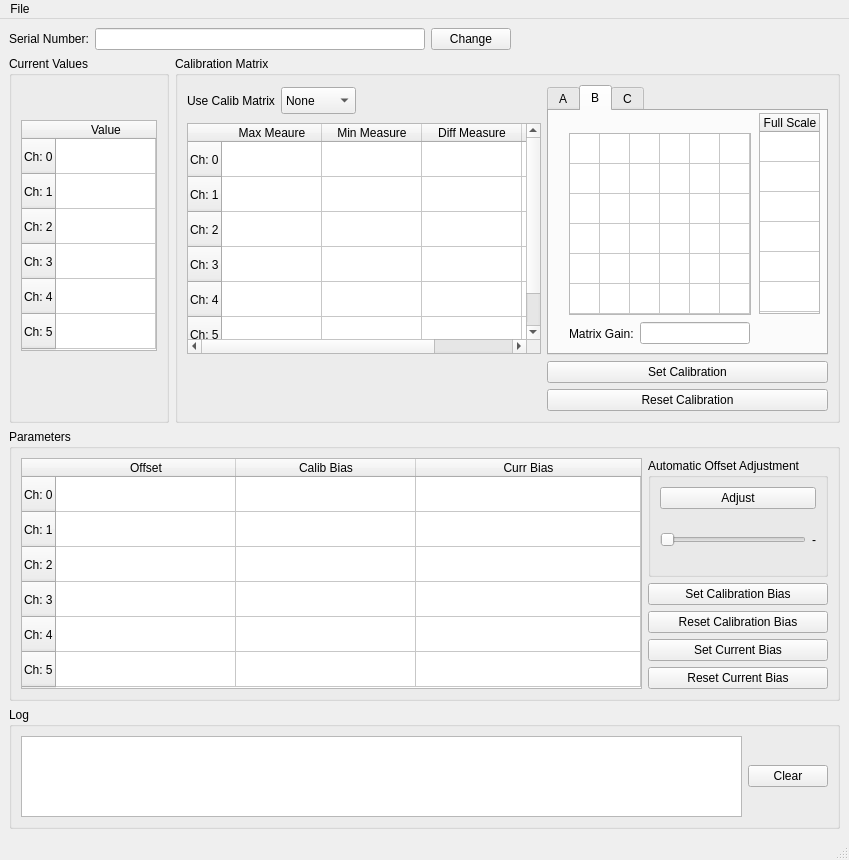
First picture: the form in src/tools/FirmwareUpdater/calibrationwindow.ui, repository robotology/icub-main, before the edit.
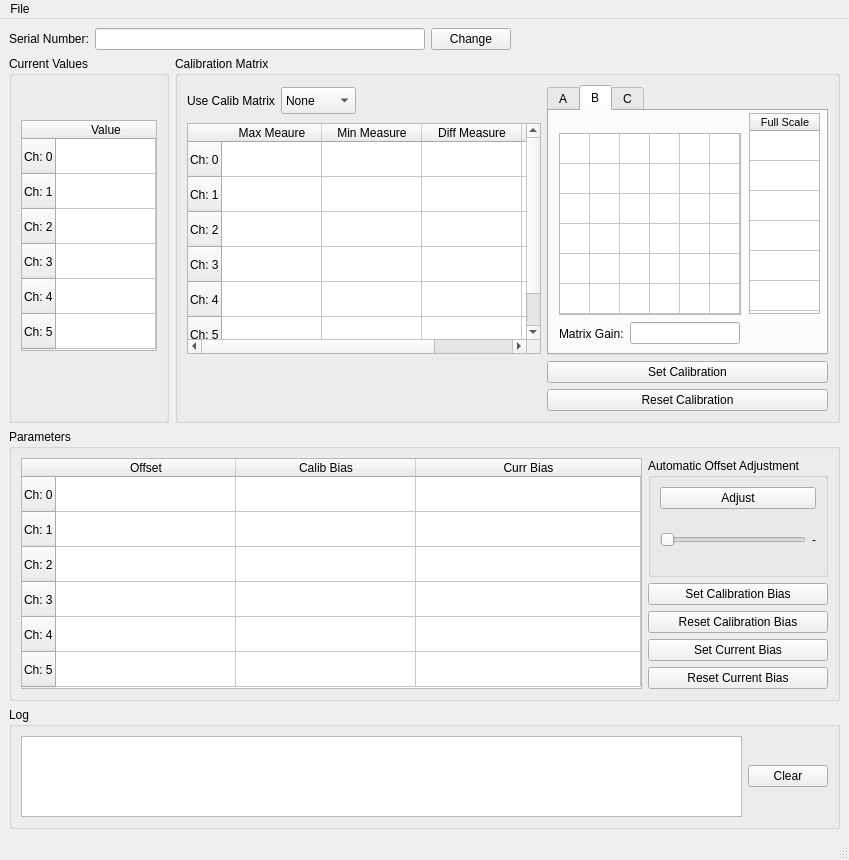
Second picture: the form after the edit. The open tabs and pages were chosen to show the change.

The edit to the form file:
```diff
--- a/src/tools/FirmwareUpdater/calibrationwindow.ui
+++ b/src/tools/FirmwareUpdater/calibrationwindow.ui
@@ -471,17 +471,28 @@
             <widget class="QTableWidget" name="tableFullScaleB">
              <property name="geometry">
               <rect>
-               <x>210</x>
+               <x>200</x>
                <y>2</y>
-               <width>61</width>
+               <width>71</width>
                <height>201</height>
               </rect>
              </property>
+             <property name="minimumSize">
+              <size>
+               <width>71</width>
+               <height>0</height>
+              </size>
+             </property>
+             <property name="font">
+              <font>
+               <pointsize>8</pointsize>
+              </font>
+             </property>
              <attribute name="horizontalHeaderDefaultSectionSize">
-              <number>60</number>
+              <number>70</number>
              </attribute>
              <attribute name="horizontalHeaderMinimumSectionSize">
-              <number>60</number>
+              <number>70</number>
              </attribute>
              <attribute name="verticalHeaderVisible">
               <bool>false</bool>
@@ -528,7 +539,7 @@
             <widget class="QWidget" name="">
              <property name="geometry">
               <rect>
-               <x>20</x>
+               <x>10</x>
                <y>210</y>
                <width>181</width>
                <height>25</height>
@@ -554,7 +565,7 @@
             <widget class="QTableWidget" name="matrixB">
              <property name="geometry">
               <rect>
-               <x>20</x>
+               <x>10</x>
                <y>22</y>
                <width>182</width>
                <height>182</height>
@@ -572,6 +583,11 @@
                <height>182</height>
               </size>
              </property>
+             <property name="font">
+              <font>
+               <pointsize>8</pointsize>
+              </font>
+             </property>
              <attribute name="horizontalHeaderVisible">
               <bool>false</bool>
              </attribute>
```
Left out of the diff: 50 changed lines with no effect on the pictures.
